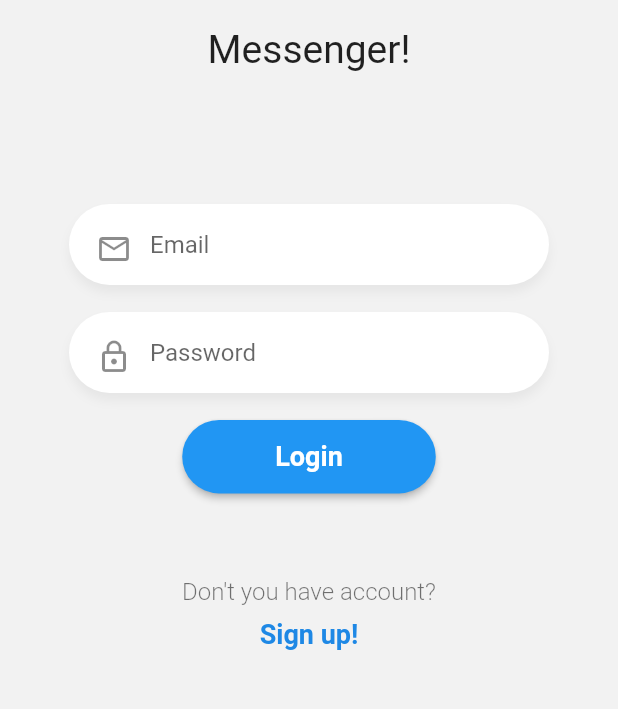
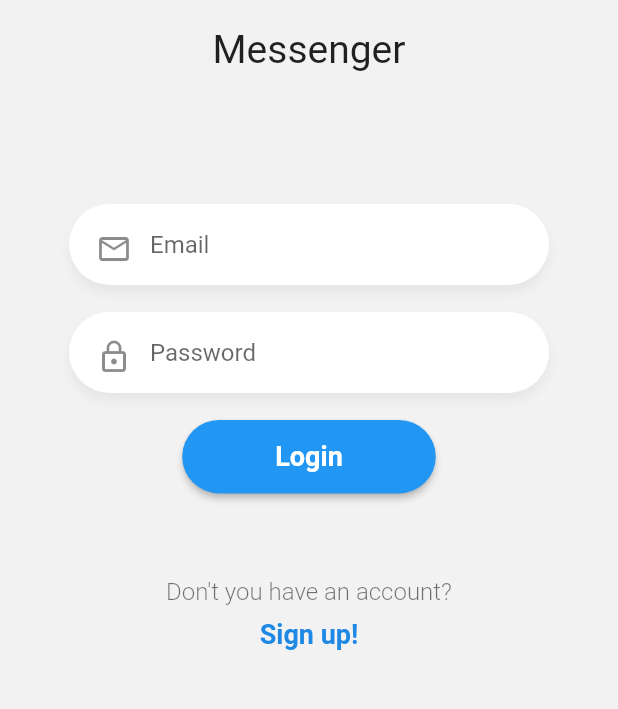
Before and after one commit to paulmrg-461/flutter-realtime-chat, a Flutter app: the screen it shows after launch, on a phone screen of 412 x 824 dp, the part 374-1083 px from its top. Run offline on Flutter 3.47's test engine with Material 2 defaults, Android fonts, the phone set to English and light mode, and no system bars.

```diff
--- a/lib/pages/login_page.dart
+++ b/lib/pages/login_page.dart
@@ -17,9 +17,15 @@ class LoginPage extends StatelessWidget {
               child: Column(
                 mainAxisAlignment: MainAxisAlignment.spaceAround,
                 children: [
-                  Logo(),
+                  Logo(
+                    text: 'Messenger',
+                  ),
                   _Form(),
-                  Labels(),
+                  Labels(
+                    route: 'register',
+                    text: 'Don\'t you have an account?',
+                    actionText: 'Sign up!',
+                  ),
                   Text(
                     'Terms and conditions',
                     style: TextStyle(
--- a/lib/widgets/custom_input.dart
+++ b/lib/widgets/custom_input.dart
@@ -7,16 +7,18 @@ class CustomInput extends StatelessWidget {
   final IconData suffixIcon;
   final TextInputType textInputType;
   final bool obscureText;
+  final TextCapitalization textCapitalization;
 
-  CustomInput({
-    Key key,
-    @required this.hintText,
-    @required this.textController,
-    @required this.icon,
-    this.textInputType = TextInputType.text,
-    this.obscureText = false,
-    this.suffixIcon,
-  }) : super(key: key);
+  CustomInput(
+      {Key key,
+      @required this.hintText,
+      @required this.textController,
+      @required this.icon,
+      this.suffixIcon,
+      this.textInputType = TextInputType.text,
+      this.obscureText = false,
+      this.textCapitalization = TextCapitalization.none})
+      : super(key: key);
 
   @override
   Widget build(BuildContext context) {
@@ -37,6 +39,7 @@ class CustomInput extends StatelessWidget {
           autocorrect: false,
           keyboardType: this.textInputType,
           obscureText: this.obscureText,
+          textCapitalization: this.textCapitalization,
           decoration: InputDecoration(
               prefixIcon: Icon(this.icon),
               suffixIcon: Icon(this.suffixIcon),
--- a/lib/widgets/labels.dart
+++ b/lib/widgets/labels.dart
@@ -1,13 +1,24 @@
 import 'package:flutter/material.dart';
 
 class Labels extends StatelessWidget {
+  final String route;
+  final String actionText;
+  final String text;
+
+  const Labels(
+      {Key key,
+      @required this.route,
+      @required this.actionText,
+      @required this.text})
+      : super(key: key);
+
   @override
   Widget build(BuildContext context) {
     return Container(
       child: Column(
         children: [
           Text(
-            'Don\'t you have account?',
+            this.text,
             style: TextStyle(
                 color: Colors.black54,
                 fontSize: 16.0,
@@ -16,12 +27,15 @@ class Labels extends StatelessWidget {
           SizedBox(
             height: 8.0,
           ),
-          Text(
-            'Sign up!',
-            style: TextStyle(
-                color: Colors.blue[600],
-                fontSize: 18.0,
-                fontWeight: FontWeight.bold),
+          GestureDetector(
+            onTap: () => Navigator.pushReplacementNamed(context, this.route),
+            child: Text(
+              this.actionText,
+              style: TextStyle(
+                  color: Colors.blue[600],
+                  fontSize: 18.0,
+                  fontWeight: FontWeight.bold),
+            ),
           ),
         ],
       ),
--- a/lib/widgets/logo.dart
+++ b/lib/widgets/logo.dart
@@ -1,6 +1,10 @@
 import 'package:flutter/material.dart';
 
 class Logo extends StatelessWidget {
+  final String text;
+
+  const Logo({Key key, @required this.text}) : super(key: key);
+
   @override
   Widget build(BuildContext context) {
     final screensize = MediaQuery.of(context).size;
@@ -16,7 +20,7 @@ class Logo extends StatelessWidget {
                   height: 18,
                 ),
                 Text(
-                  'Messenger!',
+                  this.text,
                   style: TextStyle(fontSize: 26),
                 )
               ],
```
Also changed, not shown: lib/pages/register_page.dart (+80 -2 lines).
